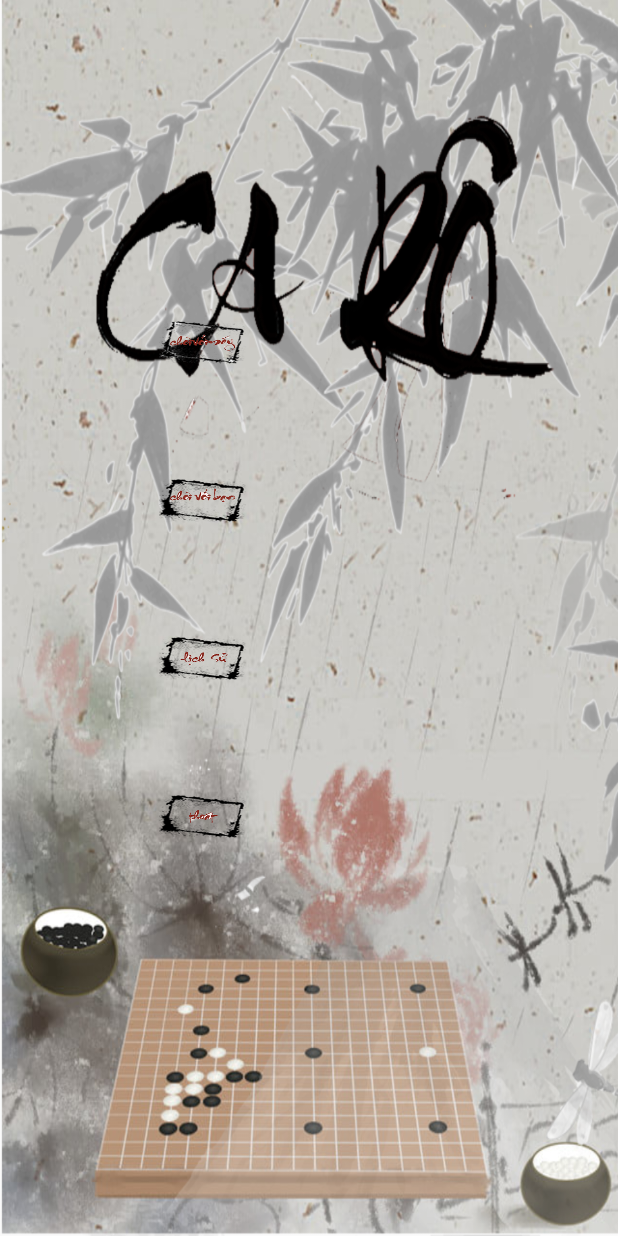
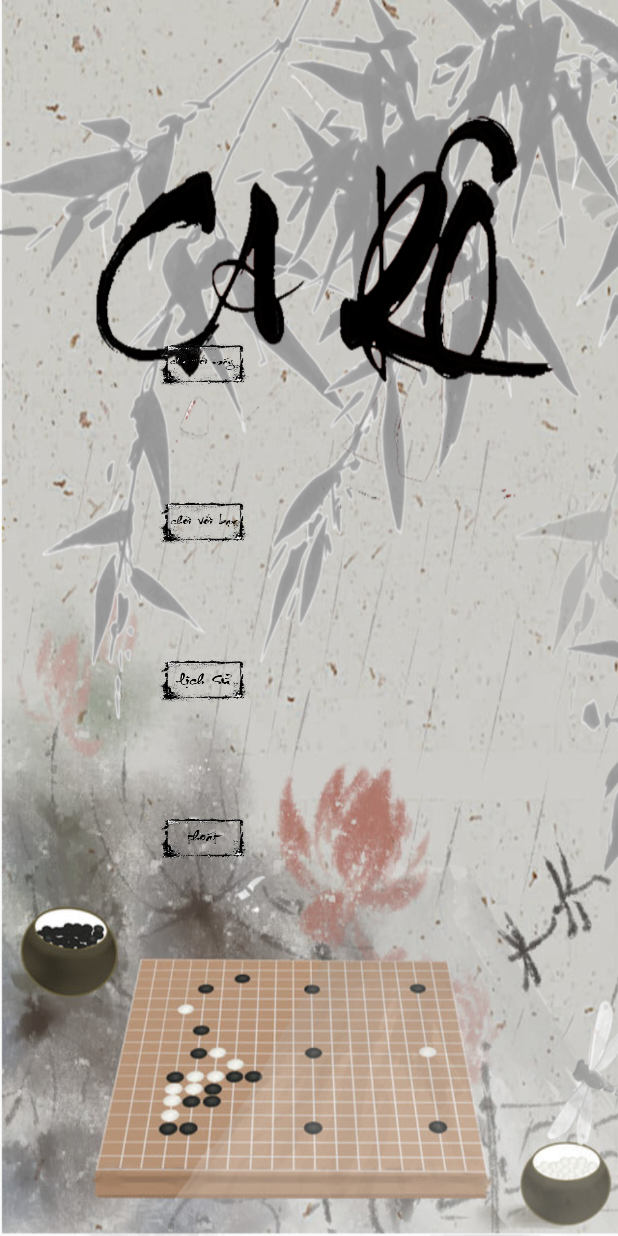
Before and after one commit to dotaallstars200/CaroPvP, an Android app: the screen it shows after launch (MenuActivity), on a phone screen of 412 x 824 dp. Run offline under Robolectric (Android 15) with nearby library versions, the phone set to English and light mode, and no system bars.

Commit message:
ok
nguyên cc

```diff
--- a/app/src/main/res/layout/activity_main_bot.xml
+++ b/app/src/main/res/layout/activity_main_bot.xml
@@ -23,7 +23,7 @@
                 android:layout_width="match_parent"
                 android:layout_height="50dp"
                 android:layout_marginTop="100dp"
-                android:layout_marginLeft="-420sp"
+
                 android:background="@color/colorAccent" />
             <ImageView
                 android:id="@+id/avataP"
--- a/app/src/main/res/layout/activity_menu.xml
+++ b/app/src/main/res/layout/activity_menu.xml
@@ -21,8 +21,8 @@
         android:layout_width="wrap_content"
         android:layout_height="95dp"
         android:layout_gravity="center"
-        android:layout_marginTop="25dp"
-        android:background="@drawable/btn3"
+        android:layout_marginTop="40dp"
+        android:background="@drawable/btn3_1_may"
         android:drawablePadding="@android:dimen/app_icon_size"
 
         />
@@ -33,7 +33,7 @@
         android:layout_height="95dp"
         android:layout_gravity="center"
         android:layout_marginTop="10dp"
-        android:background="@drawable/btn3_ban" />
+        android:background="@drawable/btn3_1_ban" />
 
     <Button
         android:id="@+id/btnHistory"
@@ -41,7 +41,7 @@
         android:layout_height="95dp"
         android:layout_gravity="center"
         android:layout_marginTop="10dp"
-        android:background="@drawable/lichsu"
+        android:background="@drawable/btn3_1_lichsu"
        />
 
     <Button
@@ -50,7 +50,6 @@
         android:layout_height="95dp"
         android:layout_gravity="center"
         android:layout_marginTop="10dp"
-        android:background="@drawable/btn3_thoat"
-       />
+        android:background="@drawable/btn3_1_thoat" />
 
 </LinearLayout>
```
Also changed, not shown: app/src/main/res/drawable-v24/btn3_1.png (added), app/src/main/res/drawable-v24/btn3_1_ban.png (added), app/src/main/res/drawable-v24/btn3_1_lichsu.png (added), app/src/main/res/drawable-v24/btn3_1_may.png (added), app/src/main/res/drawable-v24/btn3_1_thoat.png (added).
